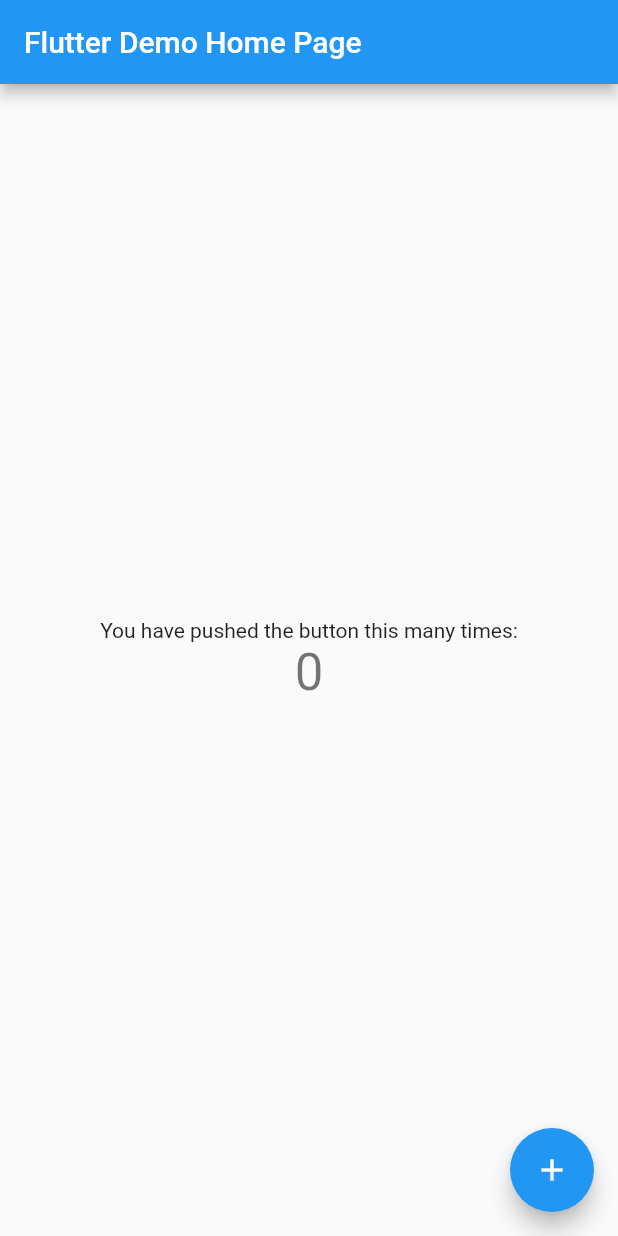
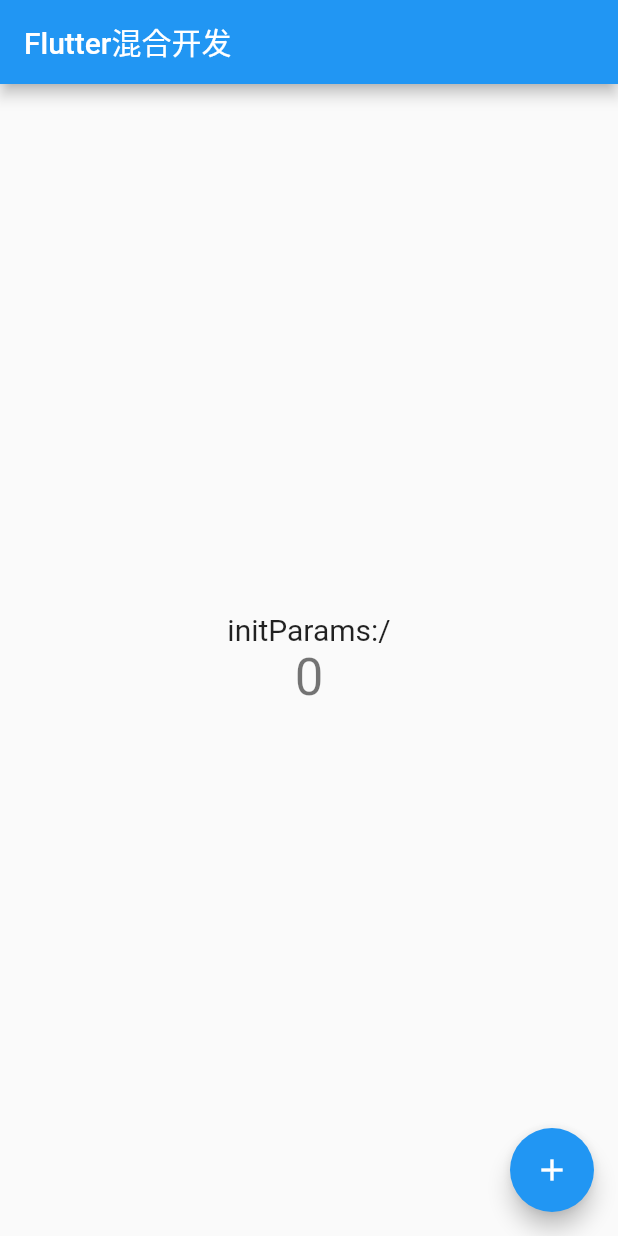
Before and after one commit to tck8888/flutter_native_hybird, a Flutter app: the screen it shows after launch, on a phone screen of 412 x 824 dp. Run offline on Flutter 3.47's test engine with Material 2 defaults, Android fonts, the phone set to English and light mode, and no system bars.

Commit message:
原生向flutter传递数据

```diff
--- a/flutter_module/lib/main.dart
+++ b/flutter_module/lib/main.dart
@@ -1,42 +1,30 @@
 import 'package:flutter/material.dart';
+import 'dart:ui';
 
-void main() => runApp(MyApp());
+void main() => runApp(MyApp(initParams: window.defaultRouteName,));
 
 class MyApp extends StatelessWidget {
-  // This widget is the root of your application.
+  final String initParams;
+
+  MyApp({Key key, this.initParams}) : super(key: key);
+
   @override
   Widget build(BuildContext context) {
     return MaterialApp(
       title: 'Flutter Demo',
       theme: ThemeData(
-        // This is the theme of your application.
-        //
-        // Try running your application with "flutter run". You'll see the
-        // application has a blue toolbar. Then, without quitting the app, try
-        // changing the primarySwatch below to Colors.green and then invoke
-        // "hot reload" (press "r" in the console where you ran "flutter run",
-        // or press Run > Flutter Hot Reload in a Flutter IDE). Notice that the
-        // counter didn't reset back to zero; the application is not restarted.
         primarySwatch: Colors.blue,
       ),
-      home: MyHomePage(title: 'Flutter Demo Home Page'),
+      home: MyHomePage(title: 'Flutter混合开发', initParams: initParams),
     );
   }
 }
 
 class MyHomePage extends StatefulWidget {
-  MyHomePage({Key key, this.title}) : super(key: key);
-
-  // This widget is the home page of your application. It is stateful, meaning
-  // that it has a State object (defined below) that contains fields that affect
-  // how it looks.
-
-  // This class is the configuration for the state. It holds the values (in this
-  // case the title) provided by the parent (in this case the App widget) and
-  // used by the build method of the State. Fields in a Widget subclass are
-  // always marked "final".
+  MyHomePage({Key key, this.title, this.initParams}) : super(key: key);
 
   final String title;
+  final String initParams;
 
   @override
   _MyHomePageState createState() => _MyHomePageState();
@@ -47,51 +35,23 @@ class _MyHomePageState extends State<MyHomePage> {
 
   void _incrementCounter() {
     setState(() {
-      // This call to setState tells the Flutter framework that something has
-      // changed in this State, which causes it to rerun the build method below
-      // so that the display can reflect the updated values. If we changed
-      // _counter without calling setState(), then the build method would not be
-      // called again, and so nothing would appear to happen.
       _counter++;
     });
   }
 
   @override
   Widget build(BuildContext context) {
-    // This method is rerun every time setState is called, for instance as done
-    // by the _incrementCounter method above.
-    //
-    // The Flutter framework has been optimized to make rerunning build methods
-    // fast, so that you can just rebuild anything that needs updating rather
-    // than having to individually change instances of widgets.
     return Scaffold(
       appBar: AppBar(
-        // Here we take the value from the MyHomePage object that was created by
-        // the App.build method, and use it to set our appbar title.
         title: Text(widget.title),
       ),
       body: Center(
-        // Center is a layout widget. It takes a single child and positions it
-        // in the middle of the parent.
         child: Column(
-          // Column is also layout widget. It takes a list of children and
-          // arranges them vertically. By default, it sizes itself to fit its
-          // children horizontally, and tries to be as tall as its parent.
-          //
-          // Invoke "debug painting" (press "p" in the console, choose the
-          // "Toggle Debug Paint" action from the Flutter Inspector in Android
-          // Studio, or the "Toggle Debug Paint" command in Visual Studio Code)
-          // to see the wireframe for each widget.
-          //
-          // Column has various properties to control how it sizes itself and
-          // how it positions its children. Here we use mainAxisAlignment to
-          // center the children vertically; the main axis here is the vertical
-          // axis because Columns are vertical (the cross axis would be
-          // horizontal).
           mainAxisAlignment: MainAxisAlignment.center,
           children: <Widget>[
             Text(
-              'You have pushed the button this many times:',
+              'initParams:${widget.initParams}',
+              style: TextStyle(fontSize: 20),
             ),
             Text(
               '$_counter',
```
Also changed, not shown: 2 other files.
